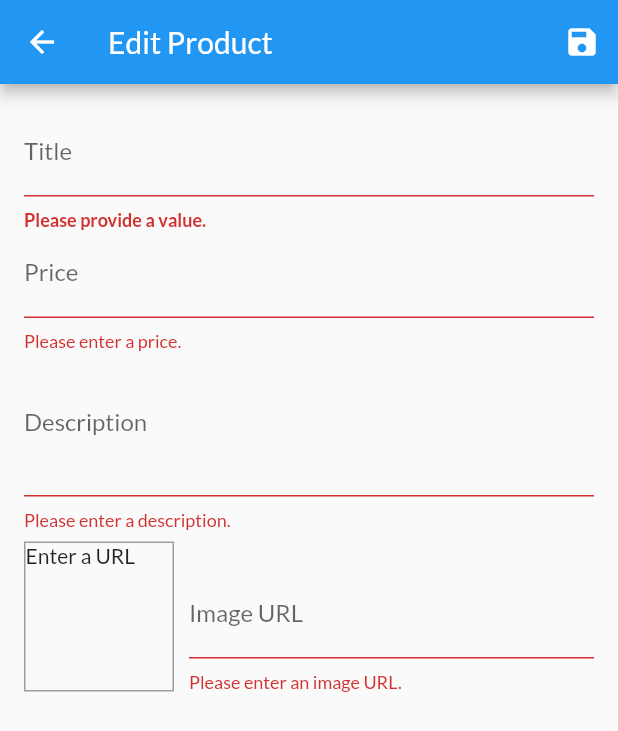
After one commit to RichardBoyz/flutter_shop_app, a Flutter app: the EditProductScreen screen opened by its route, after a tap on the "save" icon, on a phone screen of 412 x 824 dp. The commit adds this screen. Shown: the top 731 px of the screen. Run offline on Flutter 3.47's test engine with Material 2 defaults, Android fonts, the phone set to English and light mode, and no system bars; network calls fail.

Commit message:
practice_0417

```diff
--- a/lib/main.dart
+++ b/lib/main.dart
@@ -7,6 +7,8 @@ import 'package:provider/provider.dart';
 import './providers/cart.dart';
 import './providers/orders.dart';
 import './screens/orders_screen.dart';
+import './screens/user_products_screen.dart';
+import './screens/edit_product_screen.dart';
 
 void main() {
   runApp(const MyApp());
@@ -38,6 +40,8 @@ class MyApp extends StatelessWidget {
           ProductDetailScreen.routeName: (ctx) => ProductDetailScreen(),
           CartScreen.routeName: (ctx) => CartScreen(),
           OrdersScreen.routeName: (ctx) => OrdersScreen(),
+          UserProductsScreen.routeName: (ctx) => UserProductsScreen(),
+          EditProductScreen.routeName: (ctx) => const EditProductScreen(),
         },
       ),
     );
--- a/lib/providers/products.dart
+++ b/lib/providers/products.dart
@@ -2,7 +2,7 @@ import 'package:flutter/material.dart';
 import './product.dart';
 
 class Products with ChangeNotifier {
-  List<Product> _items = [
+  final List<Product> _items = [
     Product(
       id: 'p1',
       title: 'Red Shirt',
@@ -37,7 +37,7 @@ class Products with ChangeNotifier {
     ),
   ];
 
-  var _showFavoritesOnly = false;
+  final _showFavoritesOnly = false;
 
   List<Product> get items {
     // if (_showFavoritesOnly) {
@@ -64,8 +64,31 @@ class Products with ChangeNotifier {
   //   notifyListeners();
   // }
 
-  void addProduct() {
-    // _items.add(value);
+  void addProduct(Product product) {
+    final newProduct = Product(
+      id: DateTime.now().toString(),
+      title: product.title,
+      description: product.description,
+      price: product.price,
+      imageUrl: product.imageUrl,
+    );
+    _items.add(newProduct);
+
+    notifyListeners();
+  }
+
+  void updateProduct(String id, Product newProduct) {
+    final prodIndex = _items.indexWhere((prod) => prod.id == id);
+    if (prodIndex >= 0) {
+      _items[prodIndex] = newProduct;
+      notifyListeners();
+    } else {
+      print('product not exists');
+    }
+  }
+
+  void deleteProduct(String id) {
+    _items.removeWhere((prod) => prod.id == id);
     notifyListeners();
   }
 }
--- /dev/null
+++ b/lib/screens/edit_product_screen.dart
@@ -0,0 +1,268 @@
+import 'package:flutter/material.dart';
+import '../providers/product.dart';
+import '../providers/products.dart';
+import 'package:provider/provider.dart';
+
+class EditProductScreen extends StatefulWidget {
+  const EditProductScreen({Key? key}) : super(key: key);
+
+  static const routeName = '/edit-product';
+
+  @override
+  State<EditProductScreen> createState() => _EditProductScreenState();
+}
+
+class _EditProductScreenState extends State<EditProductScreen> {
+  final _priceFocusNode = FocusNode();
+  final _descriptionFocusNode = FocusNode();
+  final _imageUrlController = TextEditingController();
+  final _imageUrlFocusNode = FocusNode();
+  final _form = GlobalKey<FormState>();
+  var _editedProduct =
+      Product(id: '', title: '', description: '', price: 0, imageUrl: '');
+  var _isInit = true;
+  var _initValues = {
+    'title': '',
+    'description': '',
+    'price': '',
+    'imageUrl': '',
+  };
+
+  @override
+  void initState() {
+    // TODO: implement initState
+    _imageUrlFocusNode.addListener(_updateImageUrl);
+
+    super.initState();
+  }
+
+  @override
+  void didChangeDependencies() {
+    // TODO: implement didChangeDependencies
+    if (_isInit) {
+      if (ModalRoute.of(context)!.settings.arguments != null) {
+        final productId = ModalRoute.of(context)!.settings.arguments as String;
+
+        _editedProduct =
+            Provider.of<Products>(context, listen: false).findById(productId);
+        _initValues = {
+          'title': _editedProduct.title,
+          'description': _editedProduct.description,
+          'price': _editedProduct.price.toString(),
+          // 'imageUrl': _editedProduct.imageUrl,
+          'imageUrl': '',
+        };
+        _imageUrlController.text = _editedProduct.imageUrl;
+      }
+    }
+    _isInit = false;
+    super.didChangeDependencies();
+  }
+
+  @override
+  void dispose() {
+    // TODO: implement dispose
+    _imageUrlFocusNode.removeListener(_updateImageUrl);
+    _priceFocusNode.dispose();
+    _descriptionFocusNode.dispose();
+    _imageUrlController.dispose();
+    _imageUrlFocusNode.dispose();
+    super.dispose();
+  }
+
+  void _updateImageUrl() {
+    if (!_imageUrlFocusNode.hasFocus) {
+      if ((!_imageUrlController.text.startsWith('http') &&
+              !_imageUrlController.text.startsWith('https')) ||
+          (!_imageUrlController.text.endsWith('png') &&
+              !_imageUrlController.text.endsWith('jpg'))) {
+        return;
+      }
+      setState(() {});
+    }
+  }
+
+  void _saveForm() {
+    final isValid = _form.currentState!.validate();
+    if (!isValid) {
+      return;
+    }
+    _form.currentState!.save();
+    if (_editedProduct.id != '') {
+      Provider.of<Products>(context, listen: false)
+          .updateProduct(_editedProduct.id, _editedProduct);
+    } else {
+      Provider.of<Products>(context, listen: false).addProduct(_editedProduct);
+    }
+    Navigator.of(context).pop();
+  }
+
+  @override
+  Widget build(BuildContext context) {
+    return Scaffold(
+      appBar: AppBar(
+        title: const Text('Edit Product'),
+        actions: [
+          IconButton(
+            onPressed: _saveForm,
+            icon: const Icon(Icons.save),
+          )
+        ],
+      ),
+      body: Padding(
+        padding: const EdgeInsets.all(16.0),
+        child: Form(
+          key: _form,
+          child: ListView(
+            children: [
+              TextFormField(
+                initialValue: _initValues['title'],
+                decoration: const InputDecoration(
+                  labelText: 'Title',
+                  errorStyle: TextStyle(fontWeight: FontWeight.bold),
+                ),
+                textInputAction: TextInputAction.next,
+                // onfi
+                onFieldSubmitted: (_) {
+                  FocusScope.of(context).requestFocus(_priceFocusNode);
+                },
+                validator: (value) {
+                  if (value!.isEmpty) {
+                    return 'Please provide a value.';
+                  }
+                  return null;
+                },
+                onSaved: (value) {
+                  _editedProduct = Product(
+                      isFavorite: _editedProduct.isFavorite,
+                      id: _editedProduct.id,
+                      title: value!,
+                      description: _editedProduct.description,
+                      price: _editedProduct.price,
+                      imageUrl: _editedProduct.imageUrl);
+                },
+              ),
+              TextFormField(
+                initialValue: _initValues['price'],
+                decoration: const InputDecoration(labelText: 'Price'),
+                textInputAction: TextInputAction.next,
+                keyboardType: TextInputType.number,
+                focusNode: _priceFocusNode,
+                onFieldSubmitted: (_) {
+                  FocusScope.of(context).requestFocus(_descriptionFocusNode);
+                },
+                validator: (value) {
+                  if (value!.isEmpty) {
+                    return 'Please enter a price.';
+                  }
+                  if (double.tryParse(value) == null) {
+                    return 'Please enter a valid number.';
+                  }
+                  if (double.parse(value) <= 0) {
+                    return 'Please enter a number greater than zero.';
+                  }
+                  return null;
+                },
+                onSaved: (value) {
+                  _editedProduct = Product(
+                      isFavorite: _editedProduct.isFavorite,
+                      id: _editedProduct.id,
+                      title: _editedProduct.title,
+                      description: _editedProduct.description,
+                      price: double.parse(value!),
+                      imageUrl: _editedProduct.imageUrl);
+                },
+              ),
+              TextFormField(
+                initialValue: _initValues['description'],
+                decoration: const InputDecoration(labelText: 'Description'),
+                maxLines: 3,
+                textInputAction: TextInputAction.next,
+                keyboardType: TextInputType.multiline,
+                focusNode: _descriptionFocusNode,
+                validator: (value) {
+                  if (value!.isEmpty) {
+                    return 'Please enter a description.';
+                  }
+                  if (value.length < 10) {
+                    return 'Should be at least 10 characters long.';
+                  }
+                  return null;
+                },
+                onSaved: (value) {
+                  _editedProduct = Product(
+                      isFavorite: _editedProduct.isFavorite,
+                      id: _editedProduct.id,
+                      title: _editedProduct.title,
+                      description: value!,
+                      price: _editedProduct.price,
+                      imageUrl: _editedProduct.imageUrl);
+                },
+              ),
+              Row(
+                crossAxisAlignment: CrossAxisAlignment.end,
+                children: [
+                  Container(
+                    width: 100,
+                    height: 100,
+                    margin: const EdgeInsets.only(top: 8, right: 10),
+                    decoration: BoxDecoration(
+                      border: Border.all(
+                        width: 1,
+                        color: Colors.grey,
+                      ),
+                    ),
+                    child: _imageUrlController.text.isEmpty
+                        ? const Text('Enter a URL')
+                        : FittedBox(
+                            child: Image.network(
+                              _imageUrlController.text,
+                              fit: BoxFit.cover,
+                            ),
+                          ),
+                  ),
+                  Expanded(
+                    child: TextFormField(
+                      decoration: const InputDecoration(
+                        labelText: 'Image URL',
+                      ),
+                      keyboardType: TextInputType.url,
+                      textInputAction: TextInputAction.done,
+                      controller: _imageUrlController,
+                      focusNode: _imageUrlFocusNode,
+                      onFieldSubmitted: (_) {
+                        _saveForm();
+                      },
+                      validator: (value) {
+                        if (value!.isEmpty) {
+                          return 'Please enter an image URL.';
+                        }
+                        if (!value.startsWith('http') &&
+                            !value.startsWith('https')) {
+                          return 'Please enter a valid URL.';
+                        }
+                        if (!value.endsWith('jpg') && !value.endsWith('png')) {
+                          return 'Please enter a valid image URL.';
+                        }
+                        return null;
+                      },
+                      onSaved: (value) {
+                        _editedProduct = Product(
+                            isFavorite: _editedProduct.isFavorite,
+                            id: _editedProduct.id,
+                            title: _editedProduct.title,
+                            description: _editedProduct.description,
+                            price: _editedProduct.price,
+                            imageUrl: value!);
+                      },
+                    ),
+                  )
+                ],
+              ),
+            ],
+          ),
+        ),
+      ),
+    );
+  }
+}
```
Also changed, not shown: lib/providers/cart.dart (+18 -0 lines), lib/screens/user_products_screen.dart (added, +44 -0 lines), lib/widgets/app_drawer.dart (+17 -7 lines), lib/widgets/cart_item.dart (+34 -8 lines), lib/widgets/product_item.dart (+18 -0 lines), lib/widgets/products_grid.dart (+3 -4 lines), lib/widgets/user_product_item.dart (added, +44 -0 lines).
